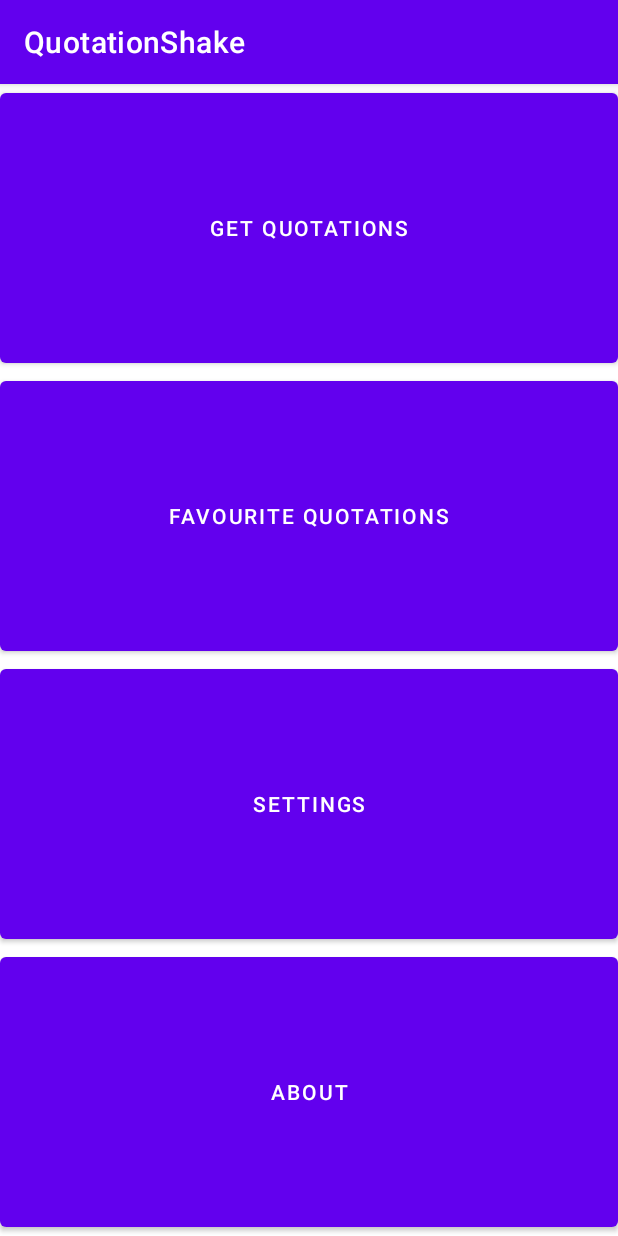
After one commit to pacoarjonaj/QuotationShake, an Android app: the DashboardActivity screen opened directly, with no data from a screen before it, on a phone screen of 412 x 824 dp. The commit adds this screen. Run offline under Robolectric (Android 15) with nearby library versions, the phone set to English and light mode, and no system bars.

Commit message:
lab sesion

```diff
--- a/app/src/main/AndroidManifest.xml
+++ b/app/src/main/AndroidManifest.xml
@@ -10,6 +10,9 @@
         android:supportsRtl="true"
         android:theme="@style/Theme.QuotationShake">
         <activity
+            android:name=".DashboardActivity"
+            android:exported="false" />
+        <activity
             android:name=".MainActivity"
             android:exported="true">
             <intent-filter>
--- /dev/null
+++ b/app/src/main/java/lab/dadm/quotationshake/DashboardActivity.java
@@ -0,0 +1,19 @@
+package lab.dadm.quotationshake;
+
+import androidx.appcompat.app.AppCompatActivity;
+
+import android.os.Bundle;
+import android.widget.Button;
+
+public class DashboardActivity extends AppCompatActivity {
+
+    @Override
+    protected void onCreate(Bundle savedInstanceState) {
+        super.onCreate(savedInstanceState);
+        setContentView(R.layout.activity_dashboard);
+
+        Button buttonGetQuo = findViewById(R.id.buttonGetQuo);
+        //OnClickListener
+
+    }
+}
--- /dev/null
+++ b/app/src/main/res/layout/activity_dashboard.xml
@@ -0,0 +1,49 @@
+<?xml version="1.0" encoding="utf-8"?>
+<androidx.constraintlayout.widget.ConstraintLayout xmlns:android="http://schemas.android.com/apk/res/android"
+    xmlns:app="http://schemas.android.com/apk/res-auto"
+    xmlns:tools="http://schemas.android.com/tools"
+    android:layout_width="match_parent"
+    android:layout_height="match_parent"
+    tools:context=".DashboardActivity">
+
+    <Button
+        android:id="@+id/buttonGetQuo"
+        android:layout_width="0dp"
+        android:layout_height="0dp"
+        android:text="@string/getQuotations"
+        app:layout_constraintBottom_toTopOf="@+id/buttonFavQuo"
+        app:layout_constraintEnd_toEndOf="parent"
+        app:layout_constraintHorizontal_bias="0.5"
+        app:layout_constraintStart_toStartOf="parent"
+        app:layout_constraintTop_toTopOf="parent" />
+
+    <Button
+        android:id="@+id/buttonFavQuo"
+        android:layout_width="0dp"
+        android:layout_height="0dp"
+        android:text="@string/favQuotations"
+        app:layout_constraintBottom_toTopOf="@+id/buttonSettings"
+        app:layout_constraintEnd_toEndOf="parent"
+        app:layout_constraintStart_toStartOf="parent"
+        app:layout_constraintTop_toBottomOf="@+id/buttonGetQuo" />
+
+    <Button
+        android:id="@+id/buttonSettings"
+        android:layout_width="0dp"
+        android:layout_height="0dp"
+        android:text="@string/settings"
+        app:layout_constraintBottom_toTopOf="@+id/buttonAbout"
+        app:layout_constraintEnd_toEndOf="parent"
+        app:layout_constraintStart_toStartOf="parent"
+        app:layout_constraintTop_toBottomOf="@+id/buttonFavQuo" />
+
+    <Button
+        android:id="@+id/buttonAbout"
+        android:layout_width="0dp"
+        android:layout_height="0dp"
+        android:text="@string/about"
+        app:layout_constraintBottom_toBottomOf="parent"
+        app:layout_constraintEnd_toEndOf="parent"
+        app:layout_constraintStart_toStartOf="parent"
+        app:layout_constraintTop_toBottomOf="@+id/buttonSettings" />
+</androidx.constraintlayout.widget.ConstraintLayout>
--- a/app/src/main/res/values/strings.xml
+++ b/app/src/main/res/values/strings.xml
@@ -1,3 +1,10 @@
 <resources>
     <string name="app_name">QuotationShake</string>
+
+    <string name="quotationShake">Quotation Shake</string>
+    <string name="randomQuotations">Random Quotations</string>
+    <string name="getQuotations">Get Quotations</string>
+    <string name="favQuotations">Favourite quotations</string>
+    <string name="settings">Settings</string>
+    <string name="about">About</string>
 </resources>
```
